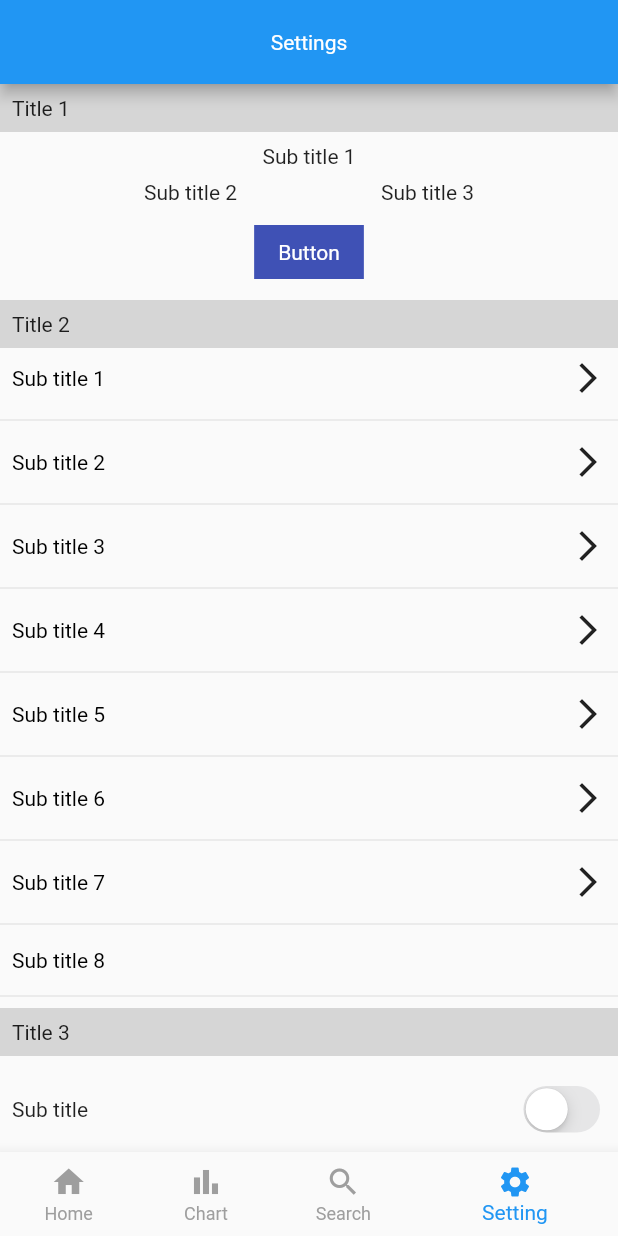
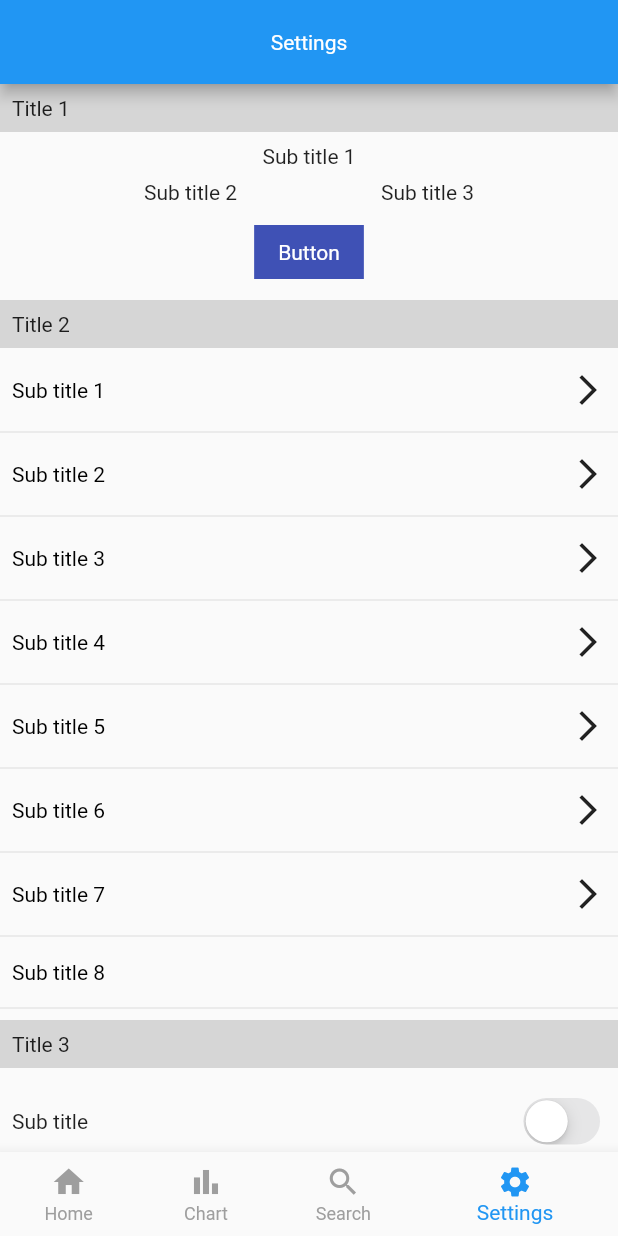
Before and after one commit to mikhoaitay23/tanzak_clone, a Flutter app: the screen it shows after launch, item 4 of the bottom bar chosen, on a phone screen of 412 x 824 dp. Run offline on Flutter 3.47's test engine with Material 2 defaults, Android fonts, the phone set to English and light mode, and no system bars; our stand-ins replace carousel_slider, get, smooth_page_indicator; missing offline and left inert: expand_widget; network calls fail.

Commit message:
- update

```diff
--- a/lib/main.dart
+++ b/lib/main.dart
@@ -5,6 +5,7 @@ import 'package:tanzak_clone/screen/home_screen/home_screen.dart';
 import 'package:tanzak_clone/screen/search_screen/search_screen.dart';
 import 'package:tanzak_clone/screen/settings_screen/settings_screen.dart';
 import 'package:tanzak_clone/screen/chart_screen/chart_screen.dart';
+import 'package:tanzak_clone/utils/strings.dart';
 
 void main() {
   runApp(const MyApp());
@@ -71,10 +72,10 @@ class _HomePageState extends State<HomePage> {
         showUnselectedLabels: true,
         onTap: (index) => setState(() => currentPosition = index),
         items: const [
-          BottomNavigationBarItem(icon: Icon(Icons.home), label: 'Home'),
-          BottomNavigationBarItem(icon: Icon(Icons.bar_chart), label: 'Chart'),
-          BottomNavigationBarItem(icon: Icon(Icons.search), label: 'Search'),
-          BottomNavigationBarItem(icon: Icon(Icons.settings), label: 'Setting')
+          BottomNavigationBarItem(icon: Icon(Icons.home), label: Strings.home),
+          BottomNavigationBarItem(icon: Icon(Icons.bar_chart), label: Strings.chart),
+          BottomNavigationBarItem(icon: Icon(Icons.search), label: Strings.search),
+          BottomNavigationBarItem(icon: Icon(Icons.settings), label: Strings.settings)
         ],
       ),
     );
--- a/lib/screen/settings_screen/settings_screen.dart
+++ b/lib/screen/settings_screen/settings_screen.dart
@@ -60,6 +60,7 @@ class SettingsState extends State<SettingsScreen> {
                 height: 8,
               ),
               _title('Title 2'),
+              const SizedBox(height: 8,),
               ItemSettings(title: 'Sub title 1', haveArrow: true),
               ItemSettings(title: 'Sub title 2', haveArrow: true),
               ItemSettings(title: 'Sub title 3', haveArrow: true),
--- a/lib/utils/strings.dart
+++ b/lib/utils/strings.dart
@@ -6,4 +6,5 @@ class Strings {
   static const String description = 'Description';
   static const String home = 'Home';
   static const String search = 'Search';
+  static const String settings = 'Settings';
 }
--- a/lib/widget/item_settings.dart
+++ b/lib/widget/item_settings.dart
@@ -1,4 +1,3 @@
-import 'package:flutter/cupertino.dart';
 import 'package:flutter/material.dart';
 
 import 'ktext.dart';
@@ -18,7 +17,10 @@ class ItemSettings extends StatelessWidget {
           child: Row(
             mainAxisAlignment: MainAxisAlignment.spaceBetween,
             children: [
-              KText(text: title, color: Colors.black,),
+              KText(
+                text: title,
+                color: Colors.black,
+              ),
               Visibility(
                 child: const Icon(Icons.arrow_forward_ios),
                 visible: haveArrow,
```
